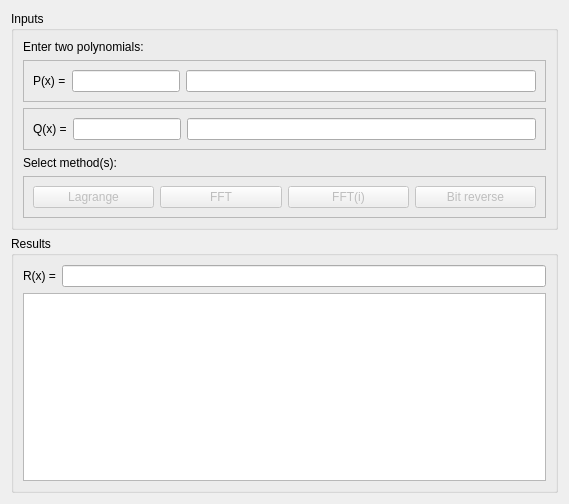
Above: fMain.ui from soncco/matrix before the change. Below: the same form after it.
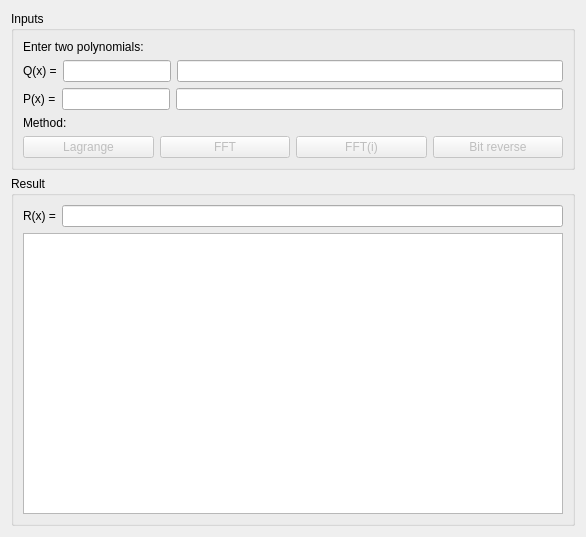
That is the form after the change.

Diff of the .ui file:
```diff
--- a/fMain.ui
+++ b/fMain.ui
@@ -9,14 +9,14 @@
    <rect>
     <x>0</x>
     <y>0</y>
-    <width>569</width>
-    <height>504</height>
+    <width>586</width>
+    <height>537</height>
    </rect>
   </property>
   <property name="windowTitle">
    <string>Multiplication of polynomials</string>
   </property>
-  <layout class="QVBoxLayout" name="verticalLayout_10">
+  <layout class="QVBoxLayout" name="verticalLayout_2">
    <item>
     <layout class="QVBoxLayout" name="verticalLayout">
      <item>
@@ -35,61 +35,6 @@
            </widget>
           </item>
           <item>
-           <widget class="QFrame" name="pnlPolyPx">
-            <property name="frameShape">
-             <enum>QFrame::StyledPanel</enum>
-            </property>
-            <property name="frameShadow">
-             <enum>QFrame::Raised</enum>
-            </property>
-            <layout class="QVBoxLayout" name="verticalLayout_4">
-             <item>
-              <layout class="QVBoxLayout" name="verticalLayout_2">
-               <item>
-                <layout class="QHBoxLayout" name="horizontalLayout">
-                 <item>
-                  <widget class="QLabel" name="lblPolyPx">
-                   <property name="text">
-                    <string>P(x) =</string>
-                   </property>
-                  </widget>
-                 </item>
-                 <item>
-                  <widget class="QLineEdit" name="txtPolyPx">
-                   <property name="sizePolicy">
-                    <sizepolicy hsizetype="Fixed" vsizetype="Fixed">
-                     <horstretch>0</horstretch>
-                     <verstretch>0</verstretch>
-                    </sizepolicy>
-                   </property>
-                  </widget>
-                 </item>
-                 <item>
-                  <widget class="QLineEdit" name="txtPolyPxFull">
-                   <property name="readOnly">
-                    <bool>true</bool>
-                   </property>
-                  </widget>
-                 </item>
-                </layout>
-               </item>
-              </layout>
-             </item>
-            </layout>
-           </widget>
-          </item>
-          <item>
-           <widget class="QFrame" name="pnlPolyQx">
-            <property name="frameShape">
-             <enum>QFrame::StyledPanel</enum>
-            </property>
-            <property name="frameShadow">
-             <enum>QFrame::Raised</enum>
-            </property>
-            <layout class="QVBoxLayout" name="verticalLayout_5">
-             <item>
-              <layout class="QVBoxLayout" name="verticalLayout_3">
-               <item>
                 <layout class="QHBoxLayout" name="horizontalLayout_2">
                  <item>
                   <widget class="QLabel" name="lblPolyQx">
@@ -117,27 +62,41 @@
                  </item>
                 </layout>
                </item>
-              </layout>
-             </item>
-            </layout>
-           </widget>
+          <item>
+           <layout class="QHBoxLayout" name="horizontalLayout">
+            <item>
+             <widget class="QLabel" name="lblPolyPx">
+              <property name="text">
+               <string>P(x) =</string>
+              </property>
+             </widget>
+            </item>
+            <item>
+             <widget class="QLineEdit" name="txtPolyPx">
+              <property name="sizePolicy">
+               <sizepolicy hsizetype="Fixed" vsizetype="Fixed">
+                <horstretch>0</horstretch>
+                <verstretch>0</verstretch>
+               </sizepolicy>
+              </property>
+             </widget>
+            </item>
+            <item>
+             <widget class="QLineEdit" name="txtPolyPxFull">
+              <property name="readOnly">
+               <bool>true</bool>
+              </property>
+             </widget>
+            </item>
+           </layout>
           </item>
           <item>
            <widget class="QLabel" name="lblDetail2">
             <property name="text">
-             <string>Select method(s):</string>
+             <string>Method:</string>
             </property>
            </widget>
           </item>
-          <item>
-           <widget class="QFrame" name="pnlMethods">
-            <property name="frameShape">
-             <enum>QFrame::StyledPanel</enum>
-            </property>
-            <property name="frameShadow">
-             <enum>QFrame::Raised</enum>
-            </property>
-            <layout class="QHBoxLayout" name="horizontalLayout_4">
              <item>
               <layout class="QHBoxLayout" name="horizontalLayout_3">
                <item>
@@ -148,6 +107,9 @@
                  <property name="text">
                   <string>Lagrange</string>
                  </property>
+              <property name="autoDefault">
+               <bool>false</bool>
+              </property>
                 </widget>
                </item>
                <item>
@@ -162,7 +124,7 @@
                   <bool>false</bool>
                  </property>
                  <property name="default">
-                  <bool>true</bool>
+               <bool>false</bool>
                  </property>
                 </widget>
                </item>
@@ -174,6 +136,9 @@
                  <property name="text">
                   <string>FFT(i)</string>
                  </property>
+              <property name="autoDefault">
+               <bool>false</bool>
+              </property>
                 </widget>
                </item>
                <item>
@@ -184,12 +149,12 @@
                  <property name="text">
                   <string>Bit reverse</string>
                  </property>
+              <property name="autoDefault">
+               <bool>false</bool>
+              </property>
                 </widget>
                </item>
               </layout>
-             </item>
-            </layout>
-           </widget>
           </item>
          </layout>
         </item>
@@ -199,7 +164,7 @@
      <item>
       <widget class="QGroupBox" name="fraResults">
        <property name="title">
-        <string>Results</string>
+        <string>Result</string>
        </property>
        <layout class="QVBoxLayout" name="verticalLayout_9">
         <item>
```
Lines whose indentation alone changed are shown as unchanged.
